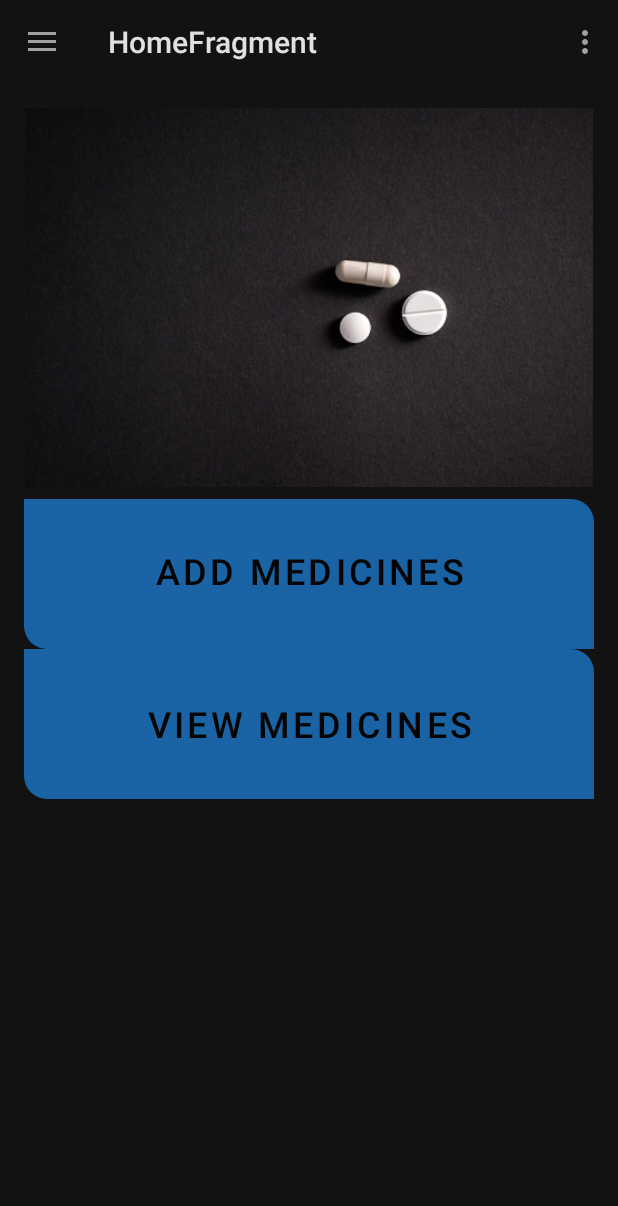
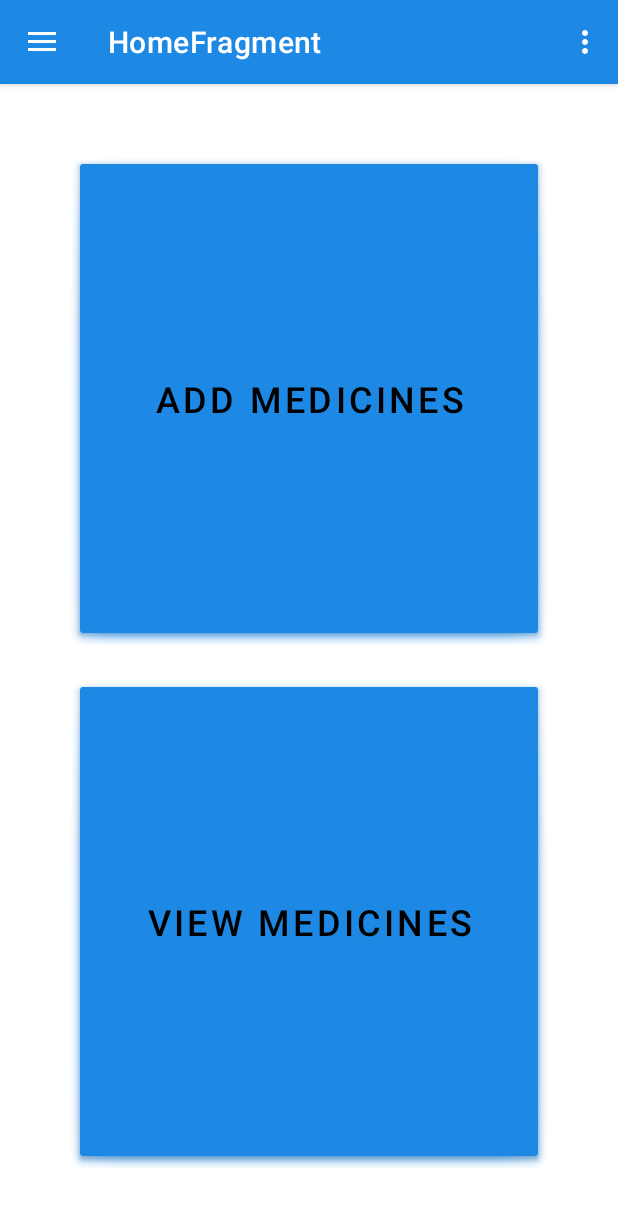
Before and after one commit to Shubhamj08/My_Medications, an Android app: the screen it shows after launch (MainActivity), on a phone screen of 412 x 824 dp. Shown: the top 1206 px of the screen. Run offline under Robolectric (Android 15) with nearby library versions, the phone set to English and light mode, and no system bars; our stand-ins replace data binding, navigation-ui; Roboto replaces fonts that are not available here.

Commit message:
starting_again

```diff
--- a/app/src/main/java/com/project/mymedications/MainActivity.kt
+++ b/app/src/main/java/com/project/mymedications/MainActivity.kt
@@ -20,8 +20,6 @@ class MainActivity : AppCompatActivity() {
             DataBindingUtil.setContentView<ActivityMainBinding>(this, R.layout.activity_main)
         drawerLayout = binding.drawerLayout
 
-        AppCompatDelegate.setDefaultNightMode(AppCompatDelegate.MODE_NIGHT_YES)
-
         val navController = this.findNavController(R.id.myNavHostFragment)
         NavigationUI.setupActionBarWithNavController(this, navController, drawerLayout)
 
--- a/app/src/main/res/drawable/button_background.xml
+++ /dev/null
@@ -1,9 +0,0 @@
-<?xml version="1.0" encoding="utf-8"?>
-<shape xmlns:android="http://schemas.android.com/apk/res/android"
-    android:shape="rectangle">
-
-<solid android:color="@color/colorPrimaryLight" />
-    <corners android:topRightRadius="15dp"
-        android:bottomLeftRadius="15dp"/>
-
-</shape>
--- a/app/src/main/res/layout/fragment_about.xml
+++ b/app/src/main/res/layout/fragment_about.xml
@@ -24,7 +24,7 @@
                 android:gravity="center"
                 android:text="@string/my_medications_app"
                 android:textAlignment="center"
-                android:textColor="@color/secondaryTextColor"
+                android:textColor="@color/primaryTextColor"
                 android:textSize="24sp"
                 app:layout_constraintEnd_toEndOf="parent"
                 app:layout_constraintHorizontal_bias="0.0"
--- a/app/src/main/res/layout/fragment_add_medication.xml
+++ b/app/src/main/res/layout/fragment_add_medication.xml
@@ -218,9 +218,7 @@
         android:layout_marginTop="16dp"
         android:layout_marginEnd="16dp"
         android:layout_marginBottom="193dp"
-        android:background="@drawable/button_background"
         android:text="@string/done"
-        style="@style/button_style"
         app:layout_constraintBottom_toBottomOf="parent"
         app:layout_constraintEnd_toEndOf="@+id/LinearLayout4"
         app:layout_constraintHorizontal_bias="0.952"
@@ -239,8 +237,7 @@
         app:layout_constraintHorizontal_bias="0.884"
         app:layout_constraintStart_toStartOf="parent"
         app:layout_constraintTop_toBottomOf="@+id/done_Button"
-        app:layout_constraintVertical_bias="0.055"
-        style="@style/button_style" />
+        app:layout_constraintVertical_bias="0.055" />
 
 </androidx.constraintlayout.widget.ConstraintLayout>
 
--- a/app/src/main/res/layout/fragment_home.xml
+++ b/app/src/main/res/layout/fragment_home.xml
@@ -4,52 +4,34 @@
     xmlns:app="http://schemas.android.com/apk/res-auto"
     xmlns:tools="http://schemas.android.com/tools">
 
-    <androidx.constraintlayout.widget.ConstraintLayout
-        android:layout_width="match_parent"
-        android:layout_height="match_parent">
-
     <androidx.appcompat.widget.LinearLayoutCompat
         android:layout_width="match_parent"
         android:layout_height="match_parent"
-            android:layout_margin="16dp"
         android:orientation="vertical"
-            app:layout_constraintBottom_toBottomOf="parent"
-            app:layout_constraintEnd_toEndOf="parent"
-            app:layout_constraintStart_toStartOf="parent"
-            app:layout_constraintTop_toTopOf="parent">
-
-            <ImageView
-                android:id="@+id/imageView"
-                android:layout_width="wrap_content"
-                android:layout_height="wrap_content"
-                android:adjustViewBounds="true"
-                android:paddingBottom="8dp"
-                app:srcCompat="@drawable/medicine" />
+        android:layout_margin="45dp">
 
         <Button
             android:id="@+id/addMedication"
-                style="@style/button_style"
             android:layout_width="match_parent"
-                android:paddingBottom="8dp"
-                android:layout_height="100dp"
-                android:background="@drawable/button_background"
+            android:layout_height="0dp"
+            android:layout_weight="1"
+            android:layout_marginBottom="20dp"
             android:elevation="4dp"
+            android:background="@android:drawable/dialog_holo_light_frame"
             android:text="@string/add_medications_text"
             android:textColor="@color/primaryTextColor"
             android:textSize="24sp" />
 
         <Button
             android:id="@+id/seeMedications"
-                style="@style/button_style"
             android:layout_width="match_parent"
-                android:layout_height="100dp"
-                android:background="@drawable/button_background"
+            android:layout_height="0dp"
+            android:layout_weight="1"
             android:elevation="4dp"
+            android:background="@android:drawable/dialog_holo_light_frame"
             android:text="@string/view_medications_text"
             android:textColor="@color/primaryTextColor"
             android:textSize="24sp" />
 
     </androidx.appcompat.widget.LinearLayoutCompat>
-
-    </androidx.constraintlayout.widget.ConstraintLayout>
 </layout>
--- a/app/src/main/res/layout/fragment_medicine_detail.xml
+++ b/app/src/main/res/layout/fragment_medicine_detail.xml
@@ -159,10 +159,8 @@
             android:layout_marginStart="16dp"
             android:layout_marginTop="24dp"
             android:layout_marginBottom="121dp"
-            android:background="@drawable/button_background"
             android:textColor="@color/primaryTextColor"
             android:text="@string/add_new_medicine"
-            style="@style/button_style"
             app:layout_constraintBottom_toBottomOf="parent"
             app:layout_constraintEnd_toEndOf="parent"
             app:layout_constraintEnd_toStartOf="@id/deleteButton"
@@ -178,7 +176,6 @@
             android:layout_marginStart="16dp"
             android:layout_marginEnd="16dp"
             android:text="@string/delete"
-            style="@style/button_style"
             android:textColor="@color/primaryTextColor"
             android:onClick="@{() -> medicineDetailViewModel.onDeleteButtonPressed()}"
             app:layout_constraintBottom_toBottomOf="@+id/add_button"
--- a/app/src/main/res/values/styles.xml
+++ b/app/src/main/res/values/styles.xml
@@ -12,13 +12,9 @@
         <item name="android:layout_height">wrap_content</item>
         <item name="android:fontFamily">@font/roboto</item>
         <item name="android:gravity">center</item>
-        <item name="android:textColor">@android:color/white</item>
+        <item name="android:textColor">@color/primaryTextColor</item>
         <item name="android:textSize">16sp</item>
     </style>
 
-    <style name="button_style">
-        <item name="android:background">@drawable/button_background</item>
-        <item name="android:alpha">0.7</item>
-    </style>
 
 </resources>
```
Also changed, not shown: app/src/main/res/layout/medication_item_view.xml (+3 -20 lines), app/src/main/res/drawable/medicine.jpg (deleted). Lines whose indentation alone changed are shown as unchanged.
